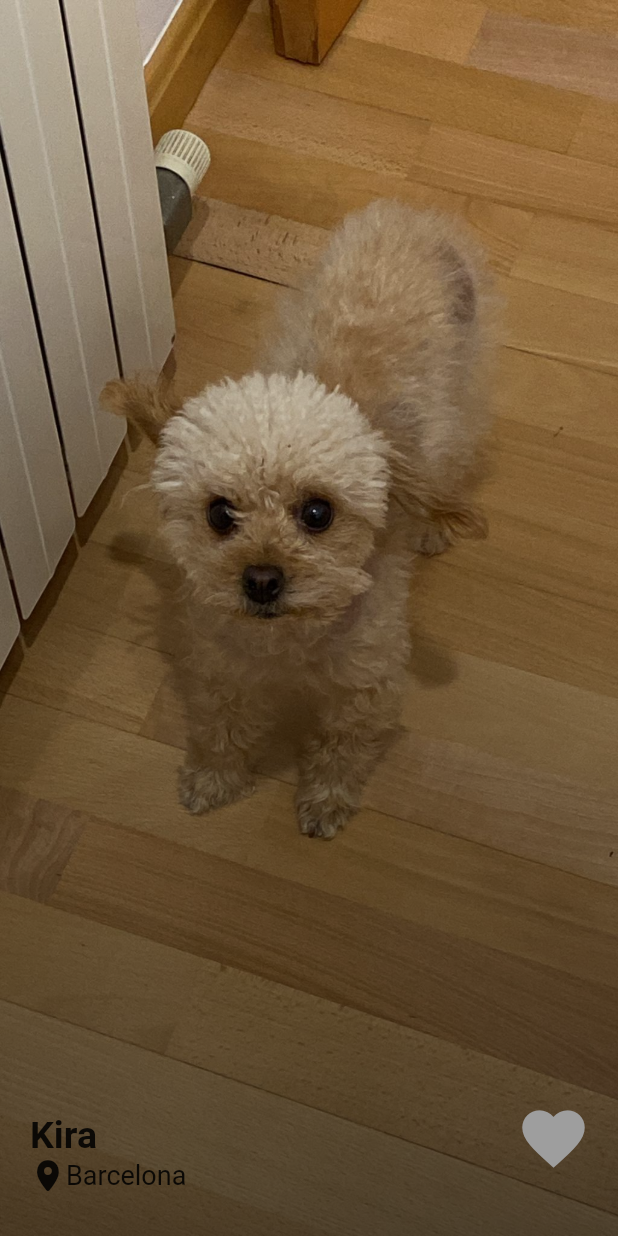
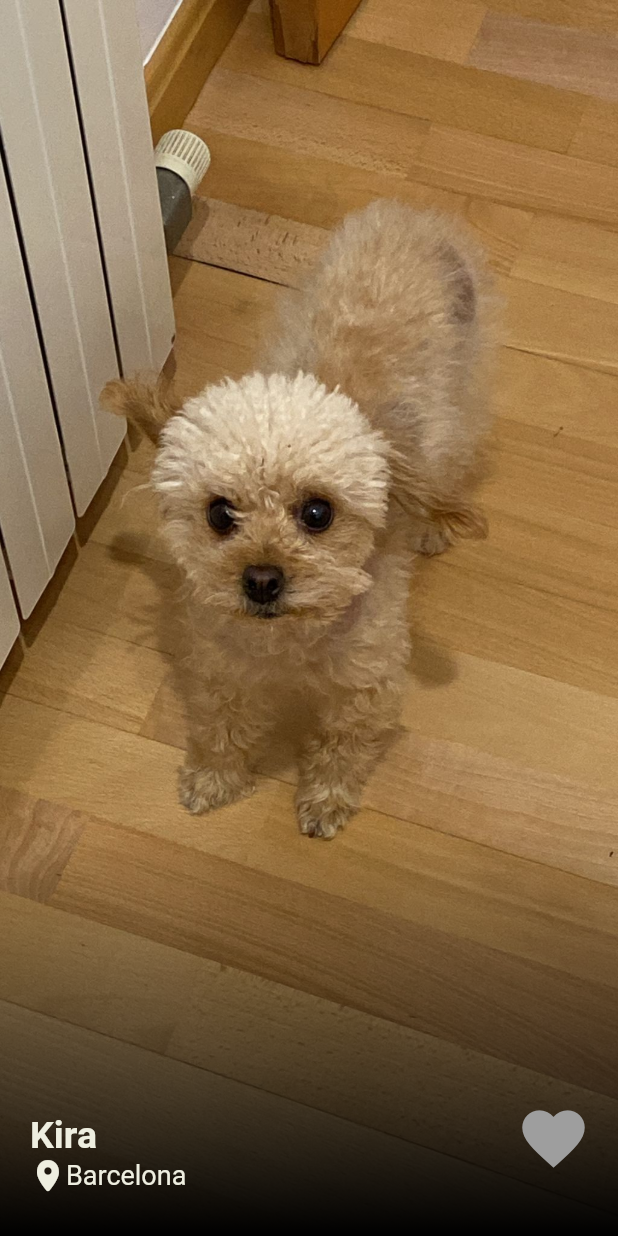
Before and after one commit to OscarCubeles/hundopt, a Flutter app: the ExploreTab screen opened directly, on a phone screen of 412 x 824 dp. Run offline on Flutter 3.47's test engine with Material 2 defaults, Android fonts, the phone set to English and light mode, and no system bars; drawn by our look-alikes of like_button; our stand-ins replace flutter_easyloading, flutter_svg, get, getwidget, palette_generator, percent_indicator and 3 more; accounts and stored records are empty; Roboto replaces fonts that are missing (DM Sans).

Commit message:
feat(explore): bug fixes

```diff
--- a/lib/modules/tabs/explore/explore_tab_screen.dart
+++ b/lib/modules/tabs/explore/explore_tab_screen.dart
@@ -57,7 +57,6 @@ class ExploreTab extends GetView<ExploreController> {
         child: Obx(() => PageView.builder(
               controller: PageController(),
               scrollDirection: Axis.vertical,
-              onPageChanged: controller.changeTextColor,
               itemCount: controller.dogList.length,
               itemBuilder: (context, index) {
                 TextTheme textTheme = Theme.of(context).textTheme;
@@ -77,12 +76,13 @@ class ExploreTab extends GetView<ExploreController> {
                           child: Container(
                               width: double.infinity,
                               decoration: BoxDecoration(
-                                color: Colors.red,
                                 gradient: LinearGradient(
                                   begin: Alignment.bottomCenter,
                                   end: Alignment.topCenter,
                                   colors: [
-                                    Colors.black.withOpacity(0.6),
+                                    Colors.black.withOpacity(1),
+                                    Colors.transparent,
+                                    Colors.transparent,
                                     Colors.transparent,
                                   ],
                                 ),
@@ -106,29 +106,20 @@ class ExploreTab extends GetView<ExploreController> {
                                               Text(
                                                   controller
                                                       .dogList[index].name,
-                                                  style: controller
-                                                          .isWhite.value
-                                                      ? Styles.nameLabelWhite
-                                                      : Styles.nameLabelBlack),
+                                                  style: Styles.nameLabelWhite),
                                               Row(
                                                 children: [
                                                   Icon(
                                                     CupertinoIcons
                                                         .location_solid,
-                                                    color:
-                                                        controller.isWhite.value
-                                                            ? ColorConstants
-                                                                .background
-                                                            : Colors.black87,
+                                                    color: ColorConstants
+                                                        .background,
                                                   ),
                                                   Text(
                                                     controller.dogList[index]
                                                         .location,
-                                                    style: controller.isWhite.value
-                                                        ? Styles
-                                                            .locationLabelWhite
-                                                        : Styles
-                                                            .locationLabelBlack,
+                                                    style: Styles
+                                                        .locationLabelWhite,
                                                   ),
                                                 ],
                                               ),
```
Also changed, not shown: lib/modules/tabs/explore/explore_tab_controller.dart (+1 -23 lines).
